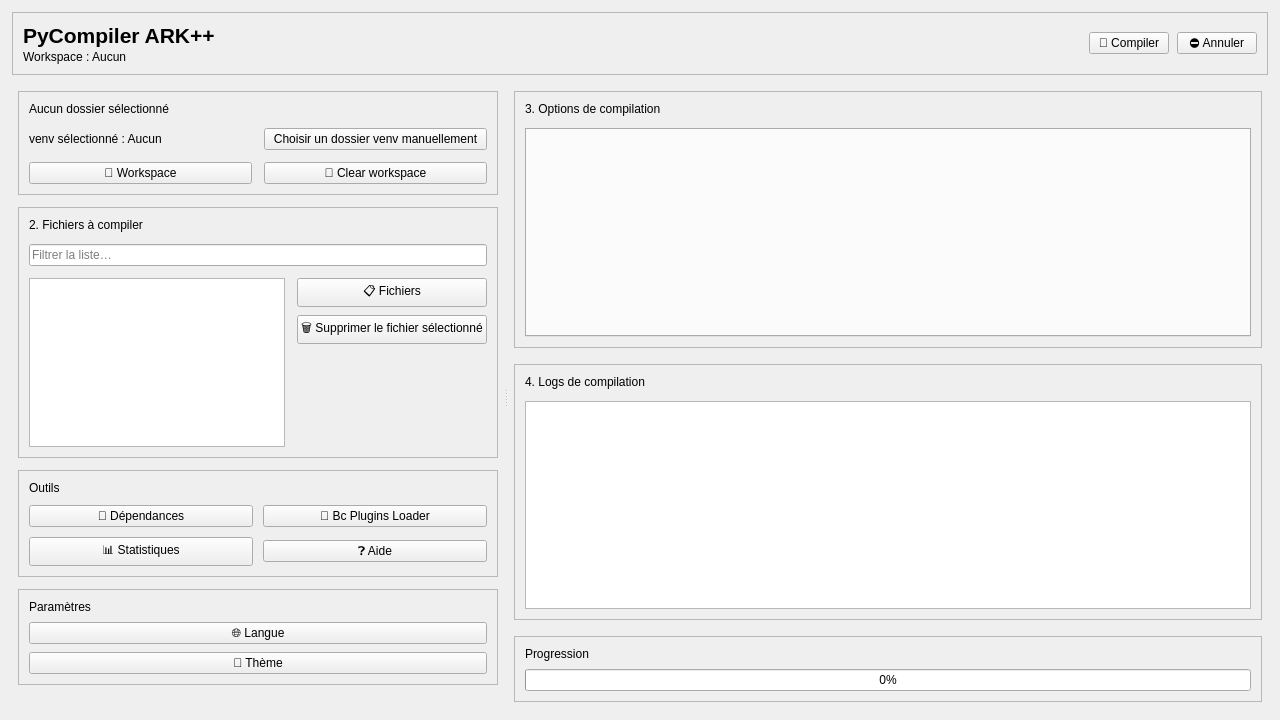
Above: ui/ui_design.ui from raidos23/PyCompiler_ARK before the change. Below: the same form after it.
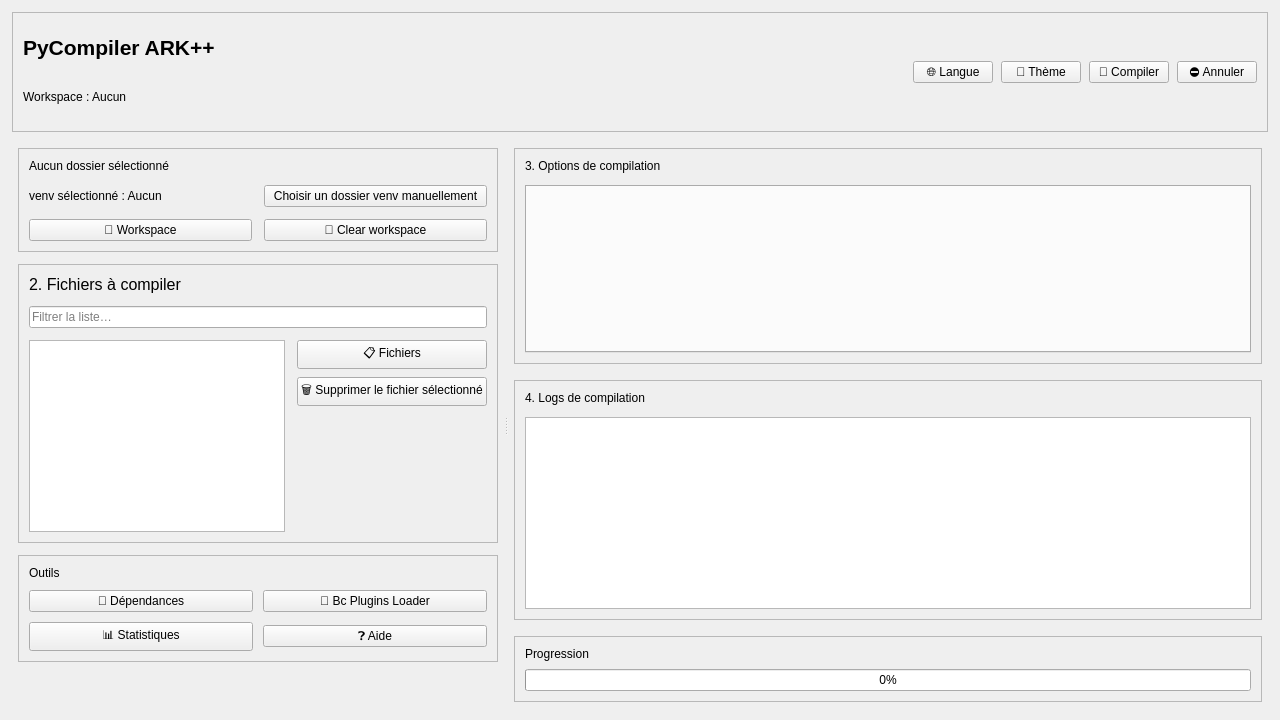
That is the form after the change.

Patch:
```diff
--- a/ui/ui_design.ui
+++ b/ui/ui_design.ui
@@ -122,6 +122,26 @@
          <property name="bottomMargin">
           <number>0</number>
          </property>
+         <item>
+          <widget class="QPushButton" name="select_lang">
+           <property name="text">
+            <string>🌐 Langue</string>
+           </property>
+           <property name="toolTip">
+            <string>Choisir la langue de l'interface</string>
+           </property>
+          </widget>
+         </item>
+         <item>
+          <widget class="QPushButton" name="select_theme">
+           <property name="text">
+            <string>🎨 Thème</string>
+           </property>
+           <property name="toolTip">
+            <string>Choisir le thème de l'interface</string>
+           </property>
+          </widget>
+         </item>
          <item>
           <widget class="QPushButton" name="compile_btn">
            <property name="text">
@@ -267,9 +287,18 @@
           </property>
           <item row="0" column="0" colspan="2">
            <widget class="QLabel" name="label_files_section">
+            <property name="font">
+             <font>
+              <pointsize>12</pointsize>
+              <bold>false</bold>
+             </font>
+            </property>
             <property name="text">
              <string>2. Fichiers à compiler</string>
             </property>
+            <property name="wordWrap">
+             <bool>true</bool>
+            </property>
            </widget>
           </item>
           <item row="1" column="0" colspan="2">
@@ -282,7 +311,13 @@
           <item row="2" column="0">
            <widget class="QListWidget" name="file_list">
             <property name="minimumHeight">
-             <number>180</number>
+             <number>140</number>
+            </property>
+            <property name="sizePolicy">
+             <sizepolicy hsizetype="Expanding" vsizetype="Expanding">
+              <horstretch>0</horstretch>
+              <verstretch>1</verstretch>
+             </sizepolicy>
             </property>
            </widget>
           </item>
@@ -409,57 +444,6 @@
          </layout>
         </widget>
        </item>
-       <item>
-        <widget class="QFrame" name="frame_settings">
-         <property name="frameShape">
-          <enum>QFrame::Shape::StyledPanel</enum>
-         </property>
-         <layout class="QVBoxLayout" name="layout_settings">
-          <property name="spacing">
-           <number>8</number>
-          </property>
-          <property name="leftMargin">
-           <number>10</number>
-          </property>
-          <property name="topMargin">
-           <number>10</number>
-          </property>
-          <property name="rightMargin">
-           <number>10</number>
-          </property>
-          <property name="bottomMargin">
-           <number>10</number>
-          </property>
-          <item>
-           <widget class="QLabel" name="label_settings">
-            <property name="text">
-             <string>Paramètres</string>
-            </property>
-           </widget>
-          </item>
-          <item>
-           <widget class="QPushButton" name="select_lang">
-            <property name="text">
-             <string>🌐 Langue</string>
-            </property>
-            <property name="toolTip">
-             <string>Choisir la langue de l'interface</string>
-            </property>
-           </widget>
-          </item>
-          <item>
-           <widget class="QPushButton" name="select_theme">
-            <property name="text">
-             <string>🎨 Thème</string>
-            </property>
-            <property name="toolTip">
-             <string>Choisir le thème de l'interface</string>
-            </property>
-           </widget>
-          </item>
-         </layout>
-        </widget>
-       </item>
        <item>
         <spacer name="leftSpacer">
          <property name="orientation">
@@ -570,7 +554,13 @@
           <item>
            <widget class="QTextEdit" name="log">
             <property name="minimumHeight">
-             <number>220</number>
+             <number>160</number>
+            </property>
+            <property name="sizePolicy">
+             <sizepolicy hsizetype="Expanding" vsizetype="Expanding">
+              <horstretch>0</horstretch>
+              <verstretch>1</verstretch>
+             </sizepolicy>
             </property>
            </widget>
           </item>
```
Left out of the diff: 8 changed lines with no effect on the pictures.
